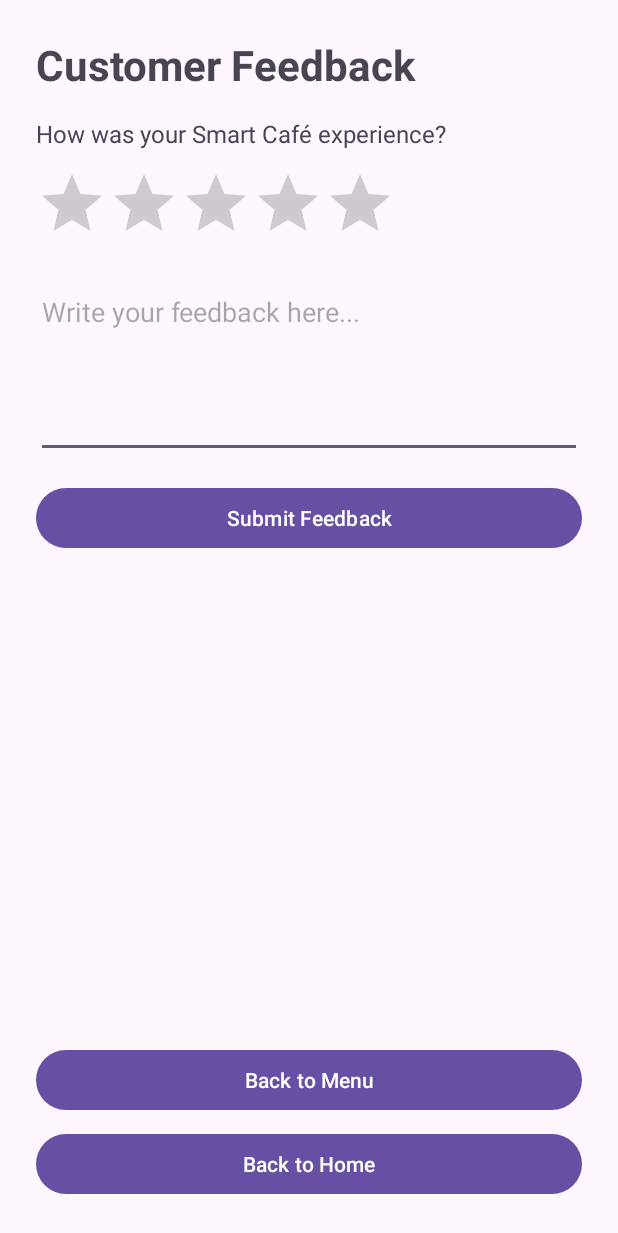
After one commit to ShayMD32/SmartCafeCustomer, an Android app: the FeedbackActivity screen opened directly, with no data from a screen before it, on a phone screen of 412 x 824 dp. The commit adds this screen. Shown: the top 1233 px of the screen. Run offline under Robolectric (Android 15) with nearby library versions, the phone set to English and light mode, and no system bars; our stand-ins replace Firebase (no records; nobody signed in at launch, a user with empty details on screens opened directly).

Commit message:
Add menu images and Firebase customer feedback

```diff
--- a/app/src/main/AndroidManifest.xml
+++ b/app/src/main/AndroidManifest.xml
@@ -41,6 +41,10 @@
             android:name=".OrderHistoryActivity"
             android:exported="false"
             android:windowSoftInputMode="adjustResize" />
+        <activity
+            android:name=".FeedbackActivity"
+            android:exported="false"
+            android:windowSoftInputMode="adjustResize" />
     </application>
 
 </manifest>
--- /dev/null
+++ b/app/src/main/java/com/example/smartcafecustomer/FeedbackActivity.kt
@@ -0,0 +1,131 @@
+package com.example.smartcafecustomer
+
+import android.content.Intent
+import android.os.Bundle
+import android.widget.Button
+import android.widget.EditText
+import android.widget.RatingBar
+import android.widget.Toast
+import androidx.appcompat.app.AppCompatActivity
+import com.google.firebase.auth.FirebaseAuth
+import com.google.firebase.firestore.FieldValue
+import com.google.firebase.firestore.FirebaseFirestore
+
+class FeedbackActivity : AppCompatActivity() {
+
+    override fun onCreate(savedInstanceState: Bundle?) {
+        super.onCreate(savedInstanceState)
+        setContentView(R.layout.activity_feedback)
+
+        // Connect to Firebase
+        val auth = FirebaseAuth.getInstance()
+        val database = FirebaseFirestore.getInstance()
+
+        // Connect Kotlin to the XML components
+        val ratingBar =
+            findViewById<RatingBar>(R.id.ratingBarFeedback)
+
+        val commentInput =
+            findViewById<EditText>(R.id.editFeedbackComment)
+
+        val submitButton =
+            findViewById<Button>(R.id.buttonSubmitFeedback)
+
+        val backToMenuButton =
+            findViewById<Button>(R.id.buttonBackToMenu)
+
+        val backToHomeButton =
+            findViewById<Button>(R.id.buttonBackToHome)
+
+        // Submit customer feedback
+        submitButton.setOnClickListener {
+
+            val rating = ratingBar.rating.toInt()
+            val comment = commentInput.text.toString().trim()
+            val currentUser = auth.currentUser
+
+            when {
+                currentUser == null -> {
+                    Toast.makeText(
+                        this,
+                        "Please log in before submitting feedback",
+                        Toast.LENGTH_LONG
+                    ).show()
+                }
+
+                rating !in 1..5 -> {
+                    Toast.makeText(
+                        this,
+                        "Please select a star rating",
+                        Toast.LENGTH_SHORT
+                    ).show()
+                }
+
+                comment.isEmpty() -> {
+                    commentInput.error = "Please enter a comment"
+                }
+
+                comment.length > 1000 -> {
+                    commentInput.error = "Maximum 1000 characters"
+                }
+
+                else -> {
+                    submitButton.isEnabled = false
+
+                    val feedback = hashMapOf(
+                        "userId" to currentUser.uid,
+                        "rating" to rating,
+                        "comment" to comment,
+                        "createdAt" to FieldValue.serverTimestamp()
+                    )
+
+                    database.collection("feedback")
+                        .add(feedback)
+                        .addOnSuccessListener {
+                            submitButton.isEnabled = true
+
+                            Toast.makeText(
+                                this,
+                                "Feedback submitted successfully!",
+                                Toast.LENGTH_LONG
+                            ).show()
+
+                            ratingBar.rating = 0f
+                            commentInput.text.clear()
+                        }
+                        .addOnFailureListener { error ->
+                            submitButton.isEnabled = true
+
+                            Toast.makeText(
+                                this,
+                                "Submission failed: ${error.localizedMessage}",
+                                Toast.LENGTH_LONG
+                            ).show()
+                        }
+                }
+            }
+        }
+
+        // Return to the café menu
+        backToMenuButton.setOnClickListener {
+            val intent = Intent(this, MenuActivity::class.java)
+            intent.addFlags(
+                Intent.FLAG_ACTIVITY_CLEAR_TOP or
+                        Intent.FLAG_ACTIVITY_SINGLE_TOP
+            )
+            startActivity(intent)
+            finish()
+        }
+
+        // Return to the dashboard
+        backToHomeButton.setOnClickListener {
+            val intent = Intent(this, DashboardActivity::class.java)
+            intent.addFlags(
+                Intent.FLAG_ACTIVITY_CLEAR_TOP or
+                        Intent.FLAG_ACTIVITY_SINGLE_TOP
+            )
+            startActivity(intent)
+            finish()
+        }
+    }
+}
--- /dev/null
+++ b/app/src/main/res/layout/activity_feedback.xml
@@ -0,0 +1,71 @@
+<?xml version="1.0" encoding="utf-8"?>
+<LinearLayout
+    xmlns:android="http://schemas.android.com/apk/res/android"
+    android:id="@+id/main"
+    android:layout_width="match_parent"
+    android:layout_height="match_parent"
+    android:orientation="vertical"
+    android:padding="24dp">
+
+    <TextView
+        android:layout_width="match_parent"
+        android:layout_height="wrap_content"
+        android:text="Customer Feedback"
+        android:textSize="28sp"
+        android:textStyle="bold"
+        android:layout_marginBottom="16dp" />
+
+    <TextView
+        android:layout_width="match_parent"
+        android:layout_height="wrap_content"
+        android:text="How was your Smart Café experience?"
+        android:textSize="16sp"
+        android:layout_marginBottom="12dp" />
+
+    <RatingBar
+        android:id="@+id/ratingBarFeedback"
+        android:layout_width="wrap_content"
+        android:layout_height="wrap_content"
+        android:numStars="5"
+        android:stepSize="1"
+        android:rating="0"
+        android:layout_marginBottom="16dp" />
+
+    <EditText
+        android:id="@+id/editFeedbackComment"
+        android:layout_width="match_parent"
+        android:layout_height="wrap_content"
+        android:minHeight="120dp"
+        android:gravity="top"
+        android:hint="Write your feedback here..."
+        android:inputType="textMultiLine"
+        android:layout_marginBottom="16dp" />
+
+    <Button
+        android:id="@+id/buttonSubmitFeedback"
+        android:layout_width="match_parent"
+        android:layout_height="wrap_content"
+        android:minHeight="48dp"
+        android:text="Submit Feedback" />
+
+    <Space
+        android:layout_width="match_parent"
+        android:layout_height="0dp"
+        android:layout_weight="1" />
+
+    <Button
+        android:id="@+id/buttonBackToMenu"
+        android:layout_width="match_parent"
+        android:layout_height="wrap_content"
+        android:minHeight="48dp"
+        android:text="Back to Menu" />
+
+    <Button
+        android:id="@+id/buttonBackToHome"
+        android:layout_width="match_parent"
+        android:layout_height="wrap_content"
+        android:minHeight="48dp"
+        android:layout_marginTop="8dp"
+        android:text="Back to Home" />
+
+</LinearLayout>
```
Also changed, not shown: app/src/main/java/com/example/smartcafecustomer/CartActivity.kt (+16 -0 lines), app/src/main/java/com/example/smartcafecustomer/DashboardActivity.kt (+10 -0 lines), app/src/main/java/com/example/smartcafecustomer/MenuActivity.kt (+85 -11 lines), app/src/main/java/com/example/smartcafecustomer/OrderHistoryActivity.kt (+17 -0 lines), app/src/main/res/layout/activity_cart.xml (+9 -0 lines), app/src/main/res/layout/activity_dashboard.xml (+7 -0 lines), app/src/main/res/layout/activity_menu.xml (+9 -0 lines), app/src/main/res/layout/activity_order_history.xml (+10 -1 lines).
